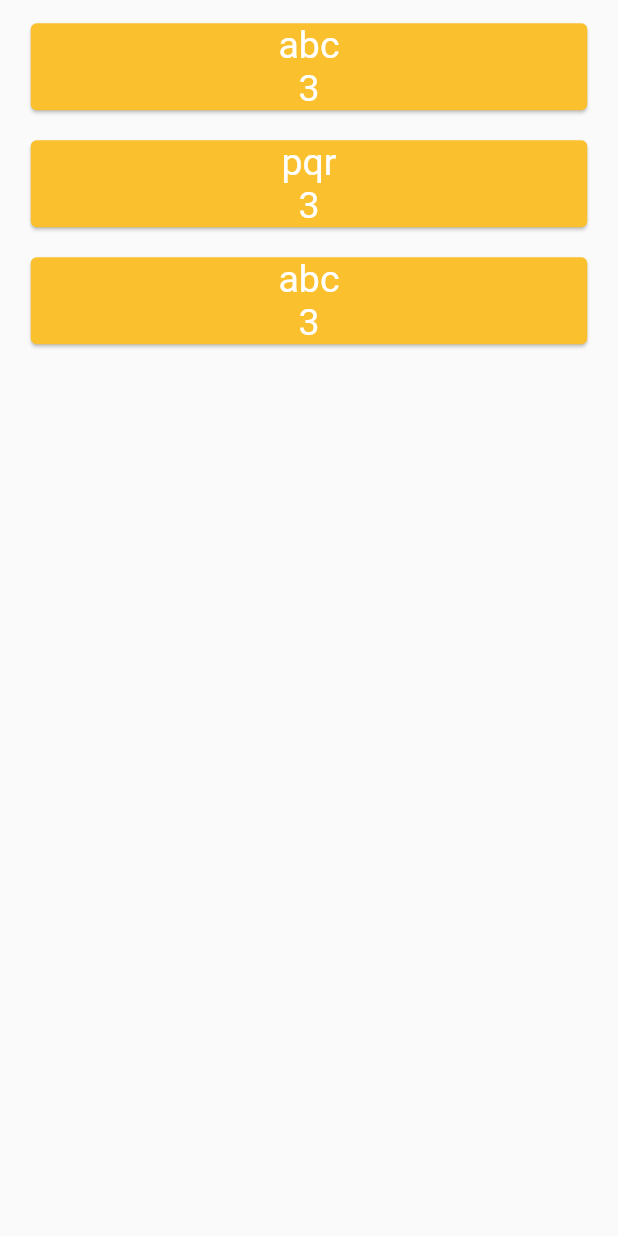
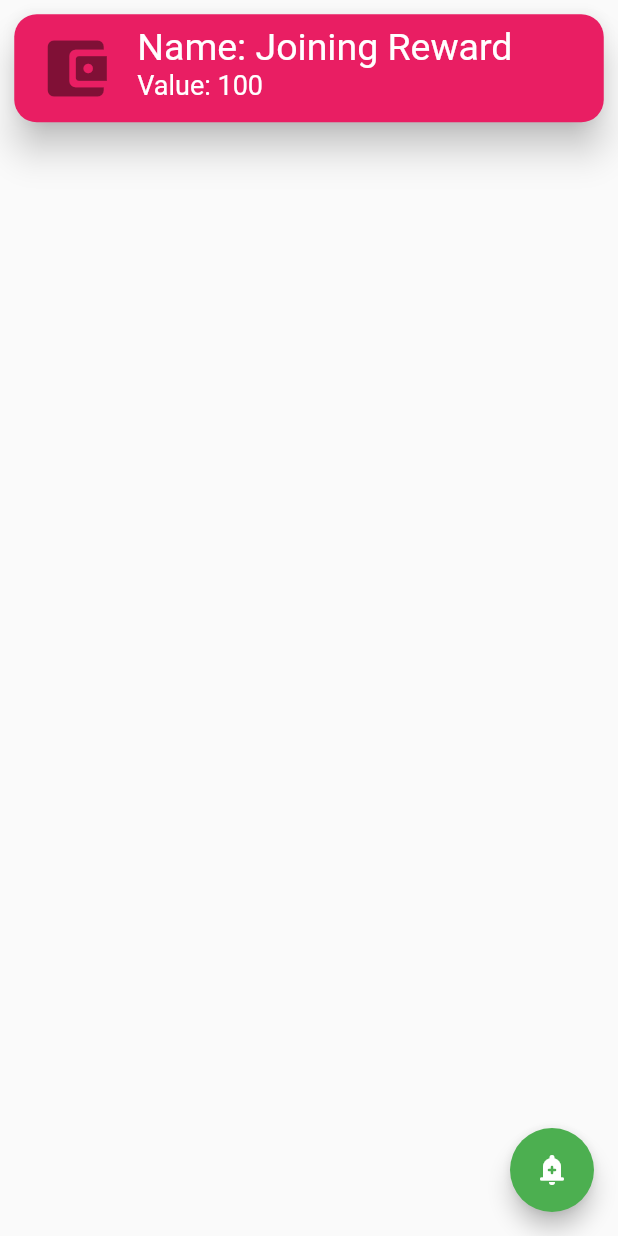
Before and after one commit to 25FTW/App, a Flutter app: the TransactionPage screen opened by its route, on a phone screen of 412 x 824 dp. Run offline on Flutter 3.47's test engine with Material 2 defaults, Android fonts, the phone set to English and light mode, and no system bars; our stand-ins replace curved_navigation_bar, dio, image_picker.

Commit message:
Transactions page completed.

```diff
--- a/lib/transactions.dart
+++ b/lib/transactions.dart
@@ -1,4 +1,7 @@
 import 'package:flutter/material.dart';
+import 'package:http/http.dart' as http;
+import 'notifications.dart';
+import 'dart:convert';
 
 class TransactionPage extends StatefulWidget {
   const TransactionPage({Key? key}) : super(key: key);
@@ -7,12 +10,12 @@ class TransactionPage extends StatefulWidget {
   State<TransactionPage> createState() => _TransactionPage();
 }
 
+String mainUrl = "http://10.0.2.2:5000/getAllAnalysis";
+
 class Data {
   Map fetchedData = {
     "data": [
-      {"id": 111, "name": "abc"},
-      {"id": 222, "name": "pqr"},
-      {"id": 333, "name": "abc"}
+      {"name": "Joining Reward", "value": "100"},
     ]
   };
   late List _data;
@@ -23,12 +26,16 @@ class Data {
     _data = fetchedData["data"];
   }
 
-  int getId(int index) {
-    return _data[index]["id"];
+  String getName(int index) {
+    return _data[index]["name"];
   }
 
-  String getName(int index) {
-    return _data[index]["name"];
+  String getValue(int index) {
+    return _data[index]["value"];
+  }
+
+  void addElement(String data, String value) {
+    _data.add({"name": data, "value": value});
   }
 
   int getLength() {
@@ -48,26 +55,79 @@ class _TransactionPage extends State<TransactionPage> {
           itemCount: _data.getLength(),
           itemBuilder: _itemBuilder,
         ),
+        floatingActionButton: FloatingActionButton(
+          onPressed: () async {
+            var url = Uri.parse(mainUrl);
+            var response = await http.post(url, body: {"username": "doodle1"});
+            // ignore: avoid_print
+            print('Response status: ${response.statusCode}');
+            // ignore: avoid_print
+            print('Response body: ${response.body}');
+
+            Map<String, dynamic> parsedBody = json.decode(response.body);
+            parsedBody.forEach((key, value) {
+              // print("Key, Val: $key $value");
+              _data.addElement(key, value.toString());
+            });
+
+            setState(() {});
+
+            Navigator.push(
+                context,
+                MaterialPageRoute(
+                    builder: (context) => const NotificationsPage()));
+          },
+          child: const Icon(Icons.add_alert_rounded),
+        ),
       ),
     );
   }
 
+//   Widget _itemBuilder(BuildContext context, int index) {
+//     return InkWell(
+//       child: Card(
+//         margin: const EdgeInsets.fromLTRB(15, 10, 15, 10),
+//         color: Colors.yellow.shade700,
+//         child: Center(
+//           child: Column(
+//             children: [
+//               Text(
+//                 "Category Name: ${_data.getName(index)}",
+//                 style: const TextStyle(fontSize: 25, color: Colors.white),
+//               ),
+//               Text(
+//                 "Category Value: ${_data.getValue(index)}",
+//                 style: const TextStyle(fontSize: 25, color: Colors.white),
+//               ),
+//             ],
+//           ),
+//         ),
+//       ),
+//     );
+//   }
+// }
+
   Widget _itemBuilder(BuildContext context, int index) {
     return InkWell(
-      child: Card(
-        margin: const EdgeInsets.fromLTRB(15, 10, 15, 10),
-        color: Colors.yellow.shade700,
-        child: Center(
+      child: SizedBox(
+        width: 500,
+        child: Card(
+          shape: RoundedRectangleBorder(
+            borderRadius: BorderRadius.circular(15.0),
+          ),
+          color: Colors.pink,
+          elevation: 10,
           child: Column(
-            children: [
-              Text(
-                _data.getName(index),
-                style: const TextStyle(fontSize: 25, color: Colors.white),
-              ),
-              Text(
-                _data.getLength().toString(),
-                style: const TextStyle(fontSize: 25, color: Colors.white),
-              ),
+            mainAxisSize: MainAxisSize.max,
+            children: <Widget>[
+              ListTile(
+                leading:
+                    const Icon(Icons.account_balance_wallet_rounded, size: 50),
+                title: Text("Name: ${_data.getName(index)}",
+                    style: const TextStyle(color: Colors.white, fontSize: 25)),
+                subtitle: Text("Value: ${_data.getValue(index)}",
+                    style: const TextStyle(color: Colors.white, fontSize: 18)),
+              )
             ],
           ),
         ),
```
Also changed, not shown: lib/notifications.dart (added, +22 -0 lines).
